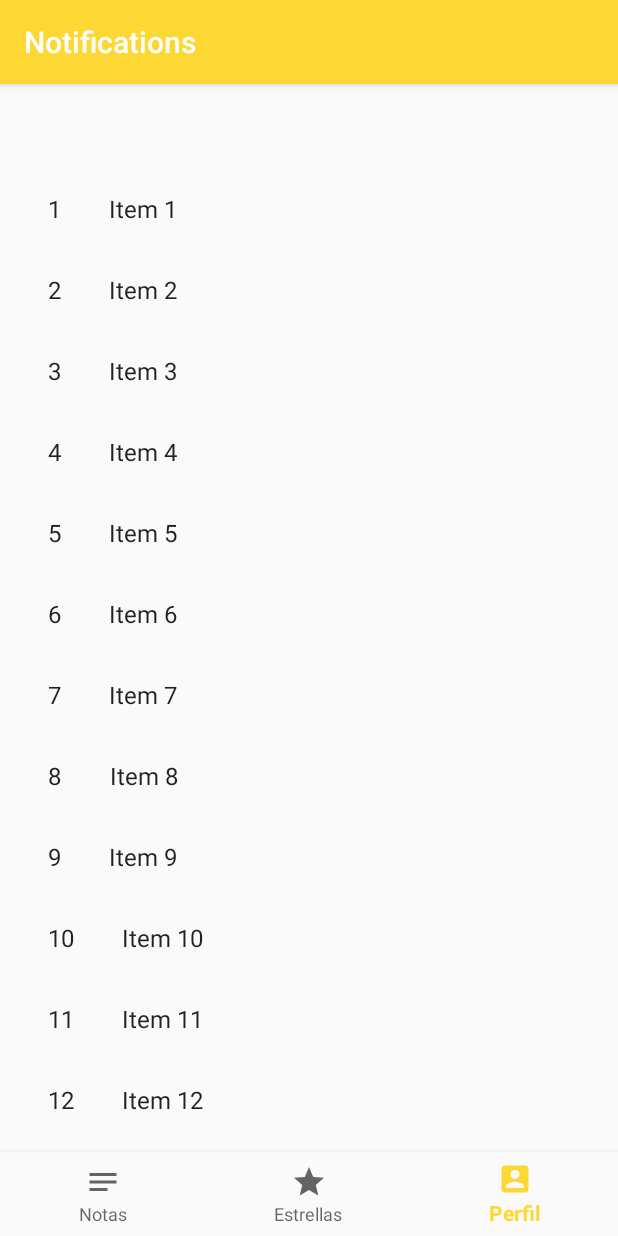
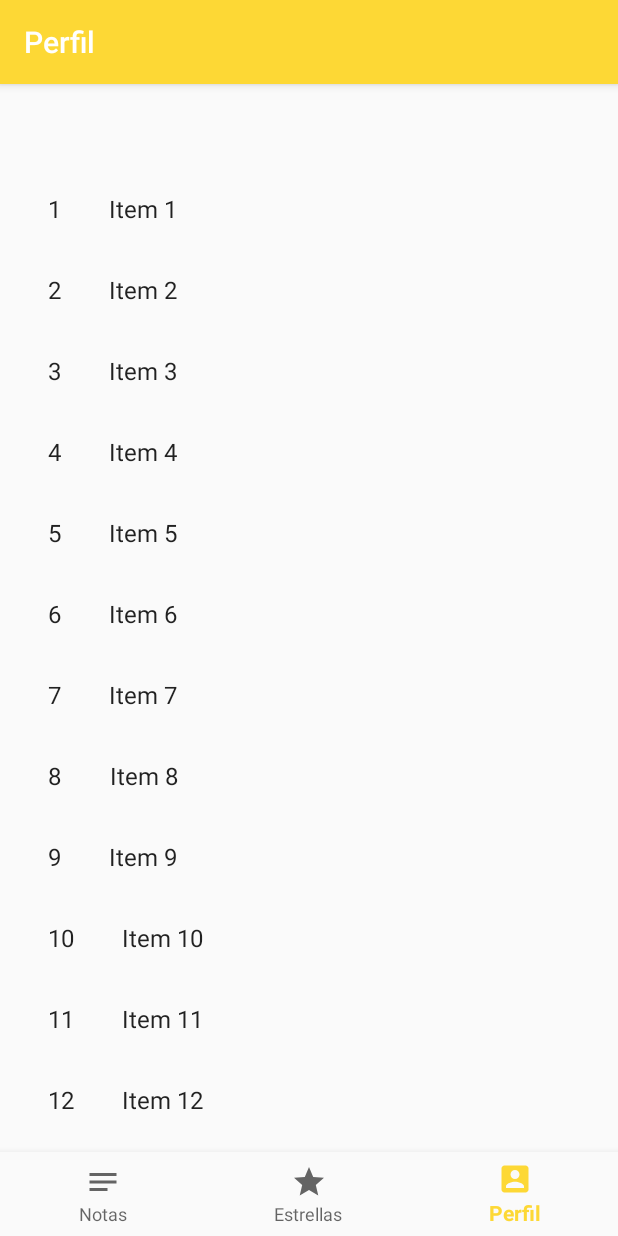
Before and after one commit to fullgold197/DAM_07CL, an Android app: the NotasActivity screen opened directly, with no data from a screen before it, item 3 of the bottom bar chosen, on a phone screen of 412 x 824 dp. Run offline under Robolectric (Android 15) with nearby library versions, the phone set to English and light mode, and no system bars; our stand-ins replace navigation-ui.

Commit message:
Hecho por Oscar Vilca Rivera

```diff
--- a/app/src/main/res/navigation/mobile_navigation.xml
+++ b/app/src/main/res/navigation/mobile_navigation.xml
@@ -8,18 +8,18 @@
     <fragment
         android:id="@+id/navigation_home"
         android:name="com.example.dam_07_cl.ItemFragment"
-        android:label="@string/title_home"
+        android:label="@string/title_notas"
         tools:layout="@layout/fragment_item_list" />
 
     <fragment
         android:id="@+id/navigation_dashboard"
         android:name="com.example.dam_07_cl.ItemFragment"
-        android:label="@string/title_dashboard"
+        android:label="@string/title_estrellas"
         tools:layout="@layout/fragment_item_list" />
 
     <fragment
         android:id="@+id/navigation_notifications"
         android:name="com.example.dam_07_cl.ItemFragment"
-        android:label="@string/title_notifications"
+        android:label="@string/title_perfil"
         tools:layout="@layout/fragment_item_list" />
 </navigation>
```
